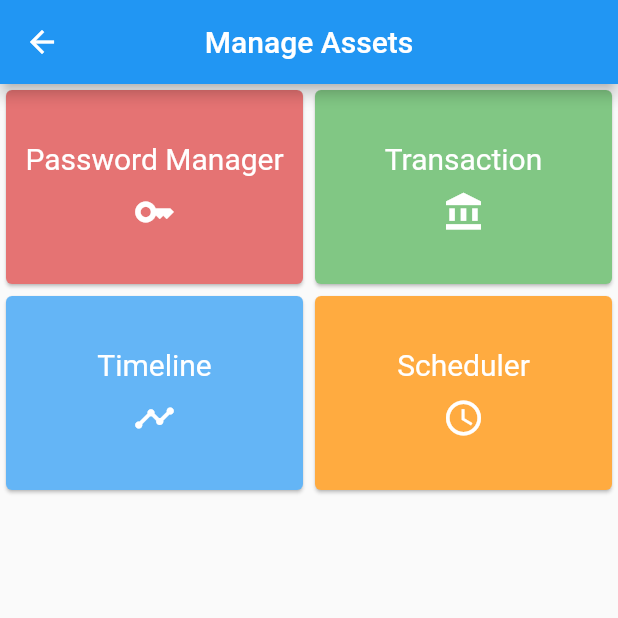
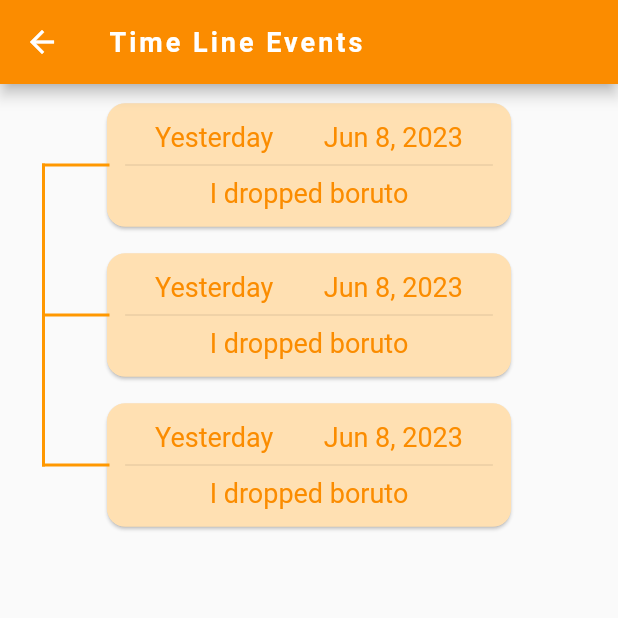
Before and after one commit to Vijayaraagavan/super_pocket, a Flutter app: the Home screen opened directly, after a tap on "Timeline", on a phone screen of 412 x 824 dp, the top half of it. Run offline on Flutter 3.47's test engine with Material 2 defaults, Android fonts, the phone set to English and light mode, and no system bars; our stand-ins replace flutter_secure_storage; missing offline and left inert: flutter_pin_code_fields; accounts and stored records are empty.

Commit message:
create light and dark themes Added time line event page. Created a bare structure for listing events.

```diff
--- a/lib/main.dart
+++ b/lib/main.dart
@@ -2,13 +2,30 @@ import 'package:flutter/material.dart';
 import 'package:super_project/pages/pass_pin.dart';
 import 'pages/home.dart';
 import 'pages/pass_manager.dart';
+import 'pages/timeline.dart';
 void main() {
   runApp(MaterialApp(
-    initialRoute: "/",
+    initialRoute: "/timeline",
     routes: {
       '/': (context) => Home(),
       '/passManager': (context) => PassManager(),
-      '/passPin': (context) => PassPin()
+      '/passPin': (context) => PassPin(),
+      '/timeline': (context) => Timeline()
     },
+    theme: ThemeData(
+      brightness: Brightness.light,
+      primaryColor: Colors.orange[600],
+      primaryColorDark: Colors.red,
+      // primaryTextTheme: TextTheme(bodyText1: TextStyle(color: )),
+      primaryColorLight: Colors.orange[100],
+      colorScheme: ColorScheme.fromSwatch().copyWith(
+        secondary: Colors.indigo, // Your accent color
+      ),
+    ),
+    darkTheme: ThemeData(
+      primaryColor: Colors.black,
+      brightness: Brightness.dark
+    ),
+    themeMode: ThemeMode.light,
   ));
 }
--- /dev/null
+++ b/lib/pages/timeline.dart
@@ -0,0 +1,275 @@
+import 'package:flutter/gestures.dart';
+import 'package:flutter/material.dart';
+import 'package:intl/intl.dart';
+
+class Timeline extends StatefulWidget {
+  const Timeline({Key? key}) : super(key: key);
+
+  @override
+  State<Timeline> createState() => _TimelineState();
+}
+
+class _TimelineState extends State<Timeline> {
+  @override
+  Widget build(BuildContext context) {
+    return Scaffold(
+      appBar: AppBar(
+        title: const Text("Time Line Events"),
+        backgroundColor: Theme.of(context).primaryColor,
+        titleTextStyle: const TextStyle(
+            letterSpacing: 2.0, fontSize: 18, fontWeight: FontWeight.bold),
+      ),
+      body: Padding(
+        padding: const EdgeInsets.all(8.0),
+        child: Container(child: EntryList()),
+      ),
+    );
+  }
+}
+
+class Entry {
+  int id;
+  DateTime datetime;
+  String recency;
+  String dateStr;
+  String message;
+  int category_id;
+
+  Entry(this.id, this.datetime, this.recency, this.dateStr, this.message,
+      this.category_id);
+}
+
+class EntryCard extends StatefulWidget {
+  Entry entry;
+  // const EntryCard({Key? key, Entry entry}) : super(key: key);
+  EntryCard(this.entry, {super.key});
+  @override
+  State<EntryCard> createState() => _EntryCardState();
+}
+
+class _EntryCardState extends State<EntryCard> {
+  // Entry entry;
+  // @override
+  // void initState() {
+  //   entry = widget.entry;
+  //   super.initState();
+  // }
+  @override
+  Widget build(BuildContext context) {
+    return Container(
+      height: 100,
+      child: Column(
+        children: [
+          FractionallySizedBox(
+            widthFactor: 0.7,
+            child: Card(
+              color: Theme.of(context).primaryColorLight,
+              // color: Colors.orange[100],
+              shape: RoundedRectangleBorder(
+                borderRadius:
+                    BorderRadius.circular(12), // Set the desired border radius
+                side: BorderSide(
+                  color: Theme.of(context)
+                      .primaryColorLight, // Set the desired border color
+                  width: 1, // Set the desired border width
+                ),
+              ),
+              child: Padding(
+                padding: const EdgeInsets.all(12.0),
+                child: Column(
+                  mainAxisAlignment: MainAxisAlignment.center,
+                  children: [
+                    Padding(
+                      padding: const EdgeInsets.symmetric(horizontal: 20.0),
+                      child: Row(
+                        children: [
+                          Text(
+                            widget.entry.recency,
+                            style: TextStyle(
+                                color: Theme.of(context).primaryColor,
+                                fontSize: 18),
+                          ),
+                          Spacer(),
+                          Text(
+                            widget.entry.dateStr,
+                            style: TextStyle(
+                                color: Theme.of(context).primaryColor,
+                                fontSize: 18),
+                          )
+                        ],
+                      ),
+                    ),
+                    Divider(),
+                    Text(
+                      widget.entry.message,
+                      style: TextStyle(
+                          color: Theme.of(context).primaryColor, fontSize: 18),
+                    )
+                  ],
+                ),
+              ),
+            ),
+          ),
+          CustomPaint(
+            painter: LinePainterSide(),
+            child: Container(height: 1), // Adjust the height of the line
+          ),
+        ],
+      ),
+    );
+  }
+}
+
+class EntryList extends StatefulWidget {
+  const EntryList({Key? key}) : super(key: key);
+  @override
+  State<EntryList> createState() => _EntryListState();
+}
+
+class _EntryListState extends State<EntryList> {
+  List<Entry> entries = [
+    gen(1, "I dropped boruto", 2),
+    gen(2, "I dropped boruto", 2)
+  ];
+  final GlobalKey _listViewKey = GlobalKey();
+
+  @override
+  Widget build(BuildContext context) {
+    return Container(
+        child: Column(
+      children: [
+        CustomPaint(
+          painter: LinePainter(_listViewKey),
+          child: Container(height: 1), // Adjust the height of the line
+        ),
+        () {
+          int itemCount = 3;
+          if (itemCount > 5) {
+            return Expanded(
+              child: ListView.builder(
+                key: _listViewKey,
+                itemCount: itemCount,
+                itemBuilder: (BuildContext context, int index) {
+                  return EntryCard(entries[0]);
+                },
+                // children: entries.map((e) => EntryCard(e)).toList(),
+                //     children: [
+                //       CustomPaint(
+                //         painter: LinePainter(),
+                //         child: Container(height: 50.0), // Adjust the height of the line
+                //       ),
+                //       EntryCard(entries[0]),
+                //       // CustomPaint(
+                //       //   painter: LinePainter(),
+                //       //   child: Container(height: 50.0), // Adjust the height of the line
+                //       // ),
+                //       EntryCard(entries[1]),
+                //       // CustomPaint(
+                //       //   painter: LinePainter(),
+                //       //   child: Container(height: 50.0), // Adjust the height of the line
+                //       // ),
+                //       EntryCard(entries[1]),
+                //       EntryCard(entries[1]),
+                //       EntryCard(entries[1]),
+                //       EntryCard(entries[1]),
+                //       EntryCard(entries[1]),
+                //       EntryCard(entries[1]),
+                //       EntryCard(entries[1]),
+                //
+                //     ]
+              ),
+            );
+          } else {
+            return ListView.builder(
+              key: _listViewKey,
+              shrinkWrap: true,
+              itemCount: itemCount,
+              itemBuilder: (BuildContext context, int index) {
+                return EntryCard(entries[0]);
+              },
+              // children: entries.map((e) => EntryCard(e)).toList(),
+              //     children: [
+              //       CustomPaint(
+              //         painter: LinePainter(),
+              //         child: Container(height: 50.0), // Adjust the height of the line
+              //       ),
+              //       EntryCard(entries[0]),
+              //       // CustomPaint(
+              //       //   painter: LinePainter(),
+              //       //   child: Container(height: 50.0), // Adjust the height of the line
+              //       // ),
+              //       EntryCard(entries[1]),
+              //       // CustomPaint(
+              //       //   painter: LinePainter(),
+              //       //   child: Container(height: 50.0), // Adjust the height of the line
+              //       // ),
+              //       EntryCard(entries[1]),
+              //       EntryCard(entries[1]),
+              //       EntryCard(entries[1]),
+              //       EntryCard(entries[1]),
+              //       EntryCard(entries[1]),
+              //       EntryCard(entries[1]),
+              //       EntryCard(entries[1]),
+              //
+              //     ]
+            );
+          }
+        }(),
+
+// Text("checking"),
+//             Text("checking 233"),
+      ],
+    ));
+  }
+}
+
+class LinePainter extends CustomPainter {
+  final GlobalKey listViewKey;
+
+  LinePainter(this.listViewKey);
+
+  @override
+  void paint(Canvas canvas, Size size) {
+    final paint = Paint()
+      ..color = Colors.orange // Adjust the color of the line
+      ..strokeWidth = 2.0;
+
+    final listViewBox =
+        listViewKey.currentContext?.findRenderObject() as RenderBox?;
+    final startPoint = Offset(size.width / size.width + 20, 45);
+
+    print(listViewBox?.size.height);
+    final endPoint = Offset(
+        size.width / size.width + 20, listViewBox!.size.height - 53 ?? 0);
+    // final endPoint = Offset(size.width / size.width + 20, 4 * 92);
+
+    canvas.drawLine(startPoint, endPoint, paint);
+  }
+
+  @override
+  bool shouldRepaint(LinePainter oldDelegate) => false;
+}
+
+class LinePainterSide extends CustomPainter {
+  LinePainterSide();
+
+  @override
+  void paint(Canvas canvas, Size size) {
+    final paint = Paint()
+      ..color = Colors.orange // Adjust the color of the line
+      ..strokeWidth = 2.0;
+
+    final startPoint = Offset(20, -45);
+    final endPoint = Offset(65, -45);
+    canvas.drawLine(startPoint, endPoint, paint);
+  }
+
+  @override
+  bool shouldRepaint(LinePainterSide oldDelegate) => false;
+}
+
+Entry gen(id, msg, cat_id) {
+  DateTime datetime = DateTime.now();
+  var recency = DateFormat.yMMMd().format(DateTime.now());
+  return Entry(1, datetime, "Yesterday", recency, msg, cat_id);
+}
```
Also changed, not shown: pubspec.lock, 1 other file.
